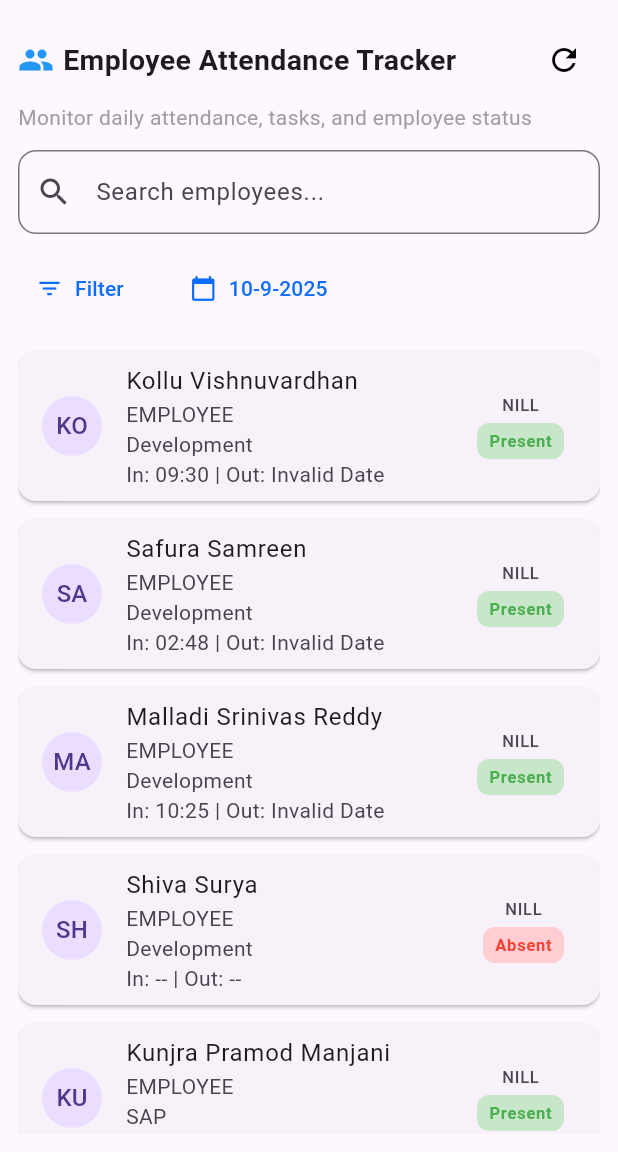
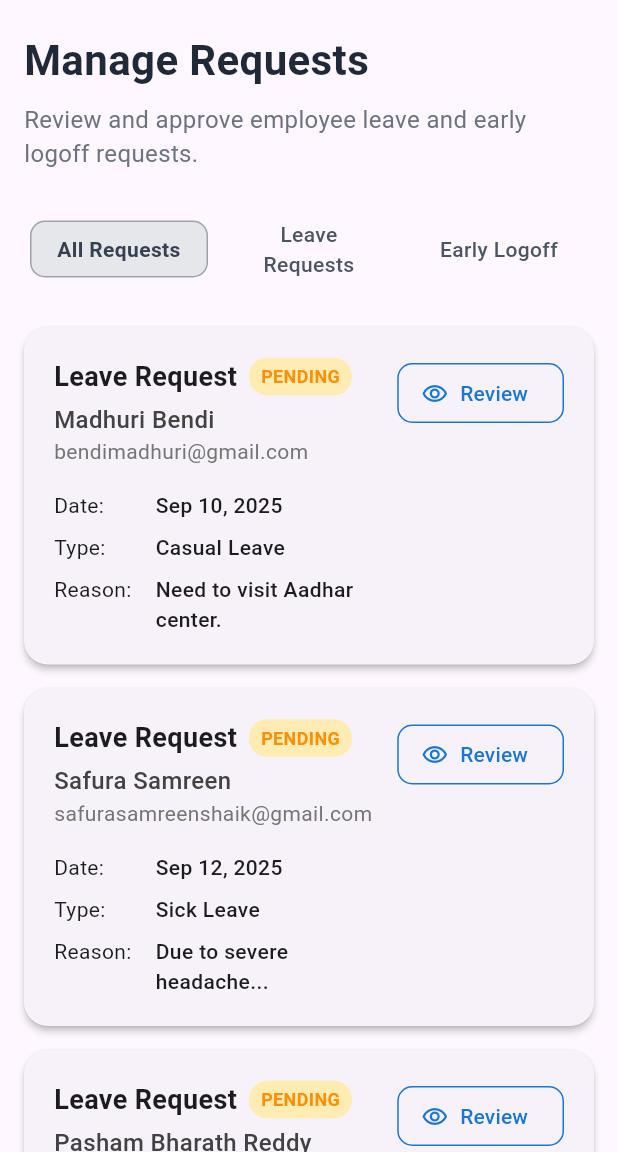
Before and after one commit to vishnu0220/Sria, a Flutter app: the screen it shows after launch, on a phone screen of 412 x 824 dp, the part 84-1236 px from its top. Run offline on Flutter 3.47's test engine with Material 3 defaults, Android fonts, the phone set to English and light mode, and no system bars.

Commit message:
Completed Approval Screen for admin user, extracted the nessasary widgets and placed them into widgets folder

```diff
--- a/lib/main.dart
+++ b/lib/main.dart
@@ -1,4 +1,5 @@
 import 'package:flow_sphere/screens/adminScreens/admin_dashboard.dart';
+import 'package:flow_sphere/screens/adminScreens/approval_screen.dart';
 import 'package:flow_sphere/screens/adminScreens/employees_screen.dart';
 import 'package:flow_sphere/screens/authScreens/login_screen.dart';
 import 'package:flow_sphere/screens/authScreens/password_reset_page.dart';
@@ -32,7 +33,7 @@ class MyApp extends StatelessWidget {
       //   '/resetPassword': (context) => const PasswordResetPage(),
       // },
       // home: AdminDashboardScreen(),
-      home: EmployeesScreen(),
+      home: ApprovalScreen(),
     );
   }
 }
--- /dev/null
+++ b/lib/screens/adminScreens/approval_screen.dart
@@ -0,0 +1,190 @@
+import 'package:flow_sphere/screens/adminScreens/widgets/request_card.dart';
+import 'package:flow_sphere/screens/adminScreens/widgets/review_request_dialog.dart';
+import 'package:flow_sphere/screens/userScreens/custom_appbar.dart';
+import 'package:flutter/material.dart';
+
+class ApprovalScreen extends StatefulWidget {
+  const ApprovalScreen({super.key});
+
+  @override
+  State<ApprovalScreen> createState() => _ApprovalScreenState();
+}
+
+class _ApprovalScreenState extends State<ApprovalScreen> {
+  // NOTE: This is where you would call your backend API to fetch real-time data.
+  // The list below is for demonstration purposes. Replace this with your API fetch logic.
+  // A common approach is to use a StatefulWidget and call an asynchronous function in initState().
+  final List<Request> _staticRequests = [
+    Request(
+      type: 'Leave Request',
+      status: 'PENDING',
+      name: 'Madhuri Bendi',
+      email: 'bendimadhuri@gmail.com',
+      date: 'Sep 10, 2025',
+      leaveType: 'Casual Leave',
+      reason: 'Need to visit Aadhar center.',
+    ),
+    Request(
+      type: 'Leave Request',
+      status: 'PENDING',
+      name: 'Safura Samreen',
+      email: 'safurasamreenshaik@gmail.com',
+      date: 'Sep 12, 2025',
+      leaveType: 'Sick Leave',
+      reason: 'Due to severe headache...',
+    ),
+    Request(
+      type: 'Leave Request',
+      status: 'PENDING',
+      name: 'Pasham Bharath Reddy',
+      email: 'bharathreddy123.pasham@gmail.com',
+      date: 'Sep 11, 2025 - Sep 12, 2025',
+      leaveType: 'Casual Leave',
+      reason: 'We are planning for the family...',
+    ),
+    Request(
+      type: 'Leave Request',
+      status: 'APPROVED',
+      name: 'Chada Sitharam',
+      email: 'chadasitharam@gmail.com',
+      date: 'Sep 08, 2025',
+      leaveType: 'Casual Leave',
+      reason: 'I would like to request leave...',
+    ),
+    Request(
+      type: 'Early Logoff Request',
+      status: 'PENDING',
+      name: 'John Doe',
+      email: 'john.doe@example.com',
+      date: 'Sep 13, 2025',
+      leaveType: 'N/A',
+      reason: 'Early logoff due to a doctor\'s appointment.',
+    ),
+    Request(
+      type: 'Early Logoff Request',
+      status: 'APPROVED',
+      name: 'Jane Smith',
+      email: 'jane.smith@example.com',
+      date: 'Sep 09, 2025',
+      leaveType: 'N/A',
+      reason: 'Early logoff to pick up child from school.',
+    ),
+  ];
+
+  String _selectedFilter = 'All Requests';
+
+  List<Request> get _filteredRequests {
+    if (_selectedFilter == 'All Requests') {
+      return _staticRequests;
+    }
+    return _staticRequests
+        .where((request) => request.type == _selectedFilter)
+        .toList();
+  }
+
+  void _updateFilter(String filter) {
+    setState(() {
+      _selectedFilter = filter;
+    });
+  }
+
+  @override
+  Widget build(BuildContext context) {
+    return Scaffold(
+      appBar: CustomAppBar(),
+      // drawer: CustomNavigationDrawer(),
+      body: SingleChildScrollView(
+        padding: const EdgeInsets.all(16.0),
+        child: Column(
+          crossAxisAlignment: CrossAxisAlignment.start,
+          children: [
+            const Text(
+              'Manage Requests',
+              style: TextStyle(
+                fontSize: 28,
+                fontWeight: FontWeight.bold,
+                color: Color(0xFF1f2937),
+              ),
+            ),
+            const SizedBox(height: 8),
+            const Text(
+              'Review and approve employee leave and early logoff requests.',
+              style: TextStyle(fontSize: 16, color: Color(0xFF6b7280)),
+            ),
+            const SizedBox(height: 24),
+            Center(
+              child: Row(
+                mainAxisAlignment: MainAxisAlignment.center,
+                children: [
+                  _FilterButton(
+                    label: 'All Requests',
+                    isSelected: _selectedFilter == 'All Requests',
+                    onPressed: () => _updateFilter('All Requests'),
+                  ),
+                  _FilterButton(
+                    label: 'Leave Requests',
+                    isSelected: _selectedFilter == 'Leave Request',
+                    onPressed: () => _updateFilter('Leave Request'),
+                  ),
+                  _FilterButton(
+                    label: 'Early Logoff',
+                    isSelected: _selectedFilter == 'Early Logoff Request',
+                    onPressed: () => _updateFilter('Early Logoff Request'),
+                  ),
+                ],
+              ),
+            ),
+            const SizedBox(height: 24),
+            ..._filteredRequests.map(
+              (request) => RequestCard(request: request),
+            ),
+          ],
+        ),
+      ),
+    );
+  }
+}
+
+class _FilterButton extends StatelessWidget {
+  final String label;
+  final bool isSelected;
+  final VoidCallback onPressed;
+
+  const _FilterButton({
+    required this.label,
+    required this.isSelected,
+    required this.onPressed,
+  });
+
+  @override
+  Widget build(BuildContext context) {
+    return Expanded(
+      child: Padding(
+        padding: const EdgeInsets.symmetric(horizontal: 4.0),
+        child: InkWell(
+          onTap: onPressed,
+          child: Container(
+            padding: const EdgeInsets.symmetric(horizontal: 16, vertical: 8),
+            decoration: BoxDecoration(
+              color: isSelected ? const Color(0xFFe5e7eb) : Colors.transparent,
+              borderRadius: BorderRadius.circular(10),
+              border: isSelected
+                  ? Border.all(color: const Color(0xFF9ca3af))
+                  : null,
+            ),
+            child: Text(
+              label,
+              style: TextStyle(
+                fontWeight: isSelected ? FontWeight.w600 : FontWeight.w500,
+                color: isSelected
+                    ? const Color(0xFF374151)
+                    : const Color(0xFF4b5563),
+              ),
+              textAlign: TextAlign.center,
+            ),
+          ),
+        ),
+      ),
+    );
+  }
+}
--- a/lib/screens/adminScreens/employees_screen.dart
+++ b/lib/screens/adminScreens/employees_screen.dart
@@ -1,5 +1,6 @@
 import 'package:flow_sphere/screens/adminScreens/widgets/employee_card.dart';
 import 'package:flow_sphere/screens/userScreens/custom_appbar.dart';
+import 'package:flow_sphere/screens/userScreens/navigation_drawer.dart';
 import 'package:flutter/material.dart';
 
 class EmployeesScreen extends StatefulWidget {
@@ -212,6 +213,7 @@ class _EmployeesScreenState extends State<EmployeesScreen> {
 
     return Scaffold(
       appBar: CustomAppBar(),
+      drawer: CustomNavigationDrawer(),
       body: Padding(
         padding: const EdgeInsets.all(12.0),
         child: Column(
--- /dev/null
+++ b/lib/screens/adminScreens/widgets/request_card.dart
@@ -0,0 +1,175 @@
+import 'package:flow_sphere/screens/adminScreens/widgets/review_request_dialog.dart';
+import 'package:flutter/material.dart';
+
+class RequestCard extends StatelessWidget {
+  final Request request;
+
+  const RequestCard({super.key, required this.request});
+
+  Color _getStatusColor(String status) {
+    switch (status) {
+      case 'PENDING':
+        return Colors.amber.shade800;
+      case 'APPROVED':
+        return Colors.green.shade800;
+      default:
+        return Colors.grey.shade800;
+    }
+  }
+
+  Color _getStatusBackgroundColor(String status) {
+    switch (status) {
+      case 'PENDING':
+        return Colors.amber.shade100;
+      case 'APPROVED':
+        return Colors.green.shade100;
+      default:
+        return Colors.grey.shade100;
+    }
+  }
+
+  void _showReviewDialog(BuildContext context, Request request) {
+    showDialog(
+      context: context,
+      builder: (BuildContext context) {
+        return ReviewRequestDialog(request: request);
+      },
+    );
+  }
+
+  @override
+  Widget build(BuildContext context) {
+    final bool isApproved = request.status == 'APPROVED';
+
+    return Card(
+      margin: const EdgeInsets.only(bottom: 16),
+      elevation: 2,
+      shape: RoundedRectangleBorder(borderRadius: BorderRadius.circular(16)),
+      child: Padding(
+        padding: const EdgeInsets.all(20.0),
+        child: Row(
+          crossAxisAlignment: CrossAxisAlignment.start,
+          children: [
+            Expanded(
+              child: Column(
+                crossAxisAlignment: CrossAxisAlignment.start,
+                children: [
+                  Wrap(
+                    crossAxisAlignment: WrapCrossAlignment.center,
+                    spacing: 8,
+                    runSpacing: 8,
+                    children: [
+                      Text(
+                        request.type,
+                        style: const TextStyle(
+                          fontSize: 18,
+                          fontWeight: FontWeight.bold,
+                        ),
+                      ),
+                      Container(
+                        padding: const EdgeInsets.symmetric(
+                          horizontal: 8,
+                          vertical: 4,
+                        ),
+                        decoration: BoxDecoration(
+                          color: _getStatusBackgroundColor(request.status),
+                          borderRadius: BorderRadius.circular(12),
+                        ),
+                        child: Text(
+                          request.status,
+                          style: TextStyle(
+                            fontSize: 12,
+                            fontWeight: FontWeight.w600,
+                            color: _getStatusColor(request.status),
+                          ),
+                        ),
+                      ),
+                    ],
+                  ),
+                  const SizedBox(height: 4),
+                  Text(
+                    request.name,
+                    style: TextStyle(
+                      fontSize: 16,
+                      fontWeight: FontWeight.w500,
+                      color: Colors.grey.shade800,
+                    ),
+                  ),
+                  Text(
+                    request.email,
+                    style: TextStyle(fontSize: 14, color: Colors.grey.shade600),
+                  ),
+                  const SizedBox(height: 16),
+                  Row(
+                    crossAxisAlignment: CrossAxisAlignment.start,
+                    children: [
+                      const Column(
+                        crossAxisAlignment: CrossAxisAlignment.start,
+                        children: [
+                          Text('Date:'),
+                          SizedBox(height: 8),
+                          Text('Type:'),
+                          SizedBox(height: 8),
+                          Text('Reason:'),
+                        ],
+                      ),
+                      const SizedBox(width: 16),
+                      Expanded(
+                        child: Column(
+                          crossAxisAlignment: CrossAxisAlignment.start,
+                          children: [
+                            Text(
+                              request.date,
+                              style: const TextStyle(
+                                fontWeight: FontWeight.w500,
+                              ),
+                            ),
+                            const SizedBox(height: 8),
+                            Text(
+                              request.leaveType,
+                              style: const TextStyle(
+                                fontWeight: FontWeight.w500,
+                              ),
+                            ),
+                            const SizedBox(height: 8),
+                            Text(
+                              request.reason,
+                              style: const TextStyle(
+                                fontWeight: FontWeight.w500,
+                              ),
+                            ),
+                          ],
+                        ),
+                      ),
+                    ],
+                  ),
+                ],
+              ),
+            ),
+            Padding(
+              padding: const EdgeInsets.only(left: 16.0),
+              child: OutlinedButton.icon(
+                onPressed: isApproved
+                    ? null
+                    : () => _showReviewDialog(context, request),
+                icon: const Icon(Icons.remove_red_eye_outlined),
+                label: const Text('Review'),
+                style: OutlinedButton.styleFrom(
+                  foregroundColor: isApproved
+                      ? Colors.grey
+                      : Colors.blue.shade700,
+                  side: BorderSide(
+                    color: isApproved ? Colors.grey : Colors.blue.shade700,
+                  ),
+                  shape: RoundedRectangleBorder(
+                    borderRadius: BorderRadius.circular(10),
+                  ),
+                ),
+              ),
+            ),
+          ],
+        ),
+      ),
+    );
+  }
+}
--- /dev/null
+++ b/lib/screens/adminScreens/widgets/review_request_dialog.dart
@@ -0,0 +1,152 @@
+import 'package:flutter/material.dart';
+
+// Represents a single user request.
+class Request {
+  final String type;
+  final String status;
+  final String name;
+  final String email;
+  final String date;
+  final String leaveType;
+  final String reason;
+
+  Request({
+    required this.type,
+    required this.status,
+    required this.name,
+    required this.email,
+    required this.date,
+    required this.leaveType,
+    required this.reason,
+  });
+}
+
+class ReviewRequestDialog extends StatefulWidget {
+  final Request request;
+
+  const ReviewRequestDialog({super.key, required this.request});
+
+  @override
+  State<ReviewRequestDialog> createState() => _ReviewRequestDialogState();
+}
+
+class _ReviewRequestDialogState extends State<ReviewRequestDialog> {
+  String? _selectedDecision;
+
+  @override
+  Widget build(BuildContext context) {
+    final bool isDecisionMade = _selectedDecision != null;
+
+    return AlertDialog(
+      titlePadding: const EdgeInsets.all(24),
+      title: Row(
+        mainAxisAlignment: MainAxisAlignment.spaceBetween,
+        children: [
+          Text(widget.request.type),
+          IconButton(
+            icon: const Icon(Icons.close),
+            onPressed: () => Navigator.of(context).pop(),
+          ),
+        ],
+      ),
+      content: SingleChildScrollView(
+        child: Column(
+          crossAxisAlignment: CrossAxisAlignment.start,
+          mainAxisSize: MainAxisSize.min,
+          children: [
+            const Text('Employee'),
+            Text(
+              '${widget.request.name} (${widget.request.email})',
+              style: const TextStyle(fontWeight: FontWeight.bold),
+            ),
+            const SizedBox(height: 16),
+            const Text('Date Range'),
+            Text(
+              widget.request.date,
+              style: const TextStyle(fontWeight: FontWeight.bold),
+            ),
+            const SizedBox(height: 16),
+            const Text('Leave Type'),
+            Text(
+              widget.request.leaveType,
+              style: const TextStyle(fontWeight: FontWeight.bold),
+            ),
+            const SizedBox(height: 16),
+            const Text('Reason'),
+            Text(
+              widget.request.reason,
+              style: const TextStyle(fontWeight: FontWeight.bold),
+            ),
+            const SizedBox(height: 24),
+            const Text('Decision'),
+            DropdownButtonFormField<String>(
+              decoration: const InputDecoration(
+                border: OutlineInputBorder(
+                  borderRadius: BorderRadius.all(Radius.circular(8)),
+                ),
+                contentPadding: EdgeInsets.symmetric(
+                  horizontal: 12,
+                  vertical: 8,
+                ),
+              ),
+              hint: const Text('Select decision'),
+              initialValue: _selectedDecision,
+              items: ['Approve', 'Decline']
+                  .map(
+                    (decision) => DropdownMenuItem<String>(
+                      value: decision,
+                      child: Text(decision),
+                    ),
+                  )
+                  .toList(),
+              onChanged: (value) {
+                setState(() {
+                  _selectedDecision = value;
+                });
+              },
+            ),
+            const SizedBox(height: 16),
+            const Text('Comment (Optional)'),
+            const SizedBox(height: 8),
+            const TextField(
+              maxLines: 2,
+              decoration: InputDecoration(
+                border: OutlineInputBorder(
+                  borderRadius: BorderRadius.all(Radius.circular(8)),
+                ),
+                hintText: 'Add any comments...',
+              ),
+            ),
+          ],
+        ),
+      ),
+      actions: <Widget>[
+        TextButton(
+          child: const Text('Cancel', style: TextStyle(color: Colors.black)),
+          onPressed: () {
+            Navigator.of(context).pop();
+          },
+        ),
+        TextButton(
+          style: TextButton.styleFrom(
+            backgroundColor: isDecisionMade
+                ? const Color(0xFF00a896)
+                : Colors.grey.shade400,
+            foregroundColor: Colors.white,
+            shape: RoundedRectangleBorder(
+              borderRadius: BorderRadius.circular(8),
+            ),
+          ),
+          onPressed: isDecisionMade
+              ? () {
+                  // Implement submission logic here
+                  debugPrint('Decision: $_selectedDecision');
+                  Navigator.of(context).pop();
+                }
+              : null,
+          child: const Text('Submit Decision'),
+        ),
+      ],
+    );
+  }
+}
```
